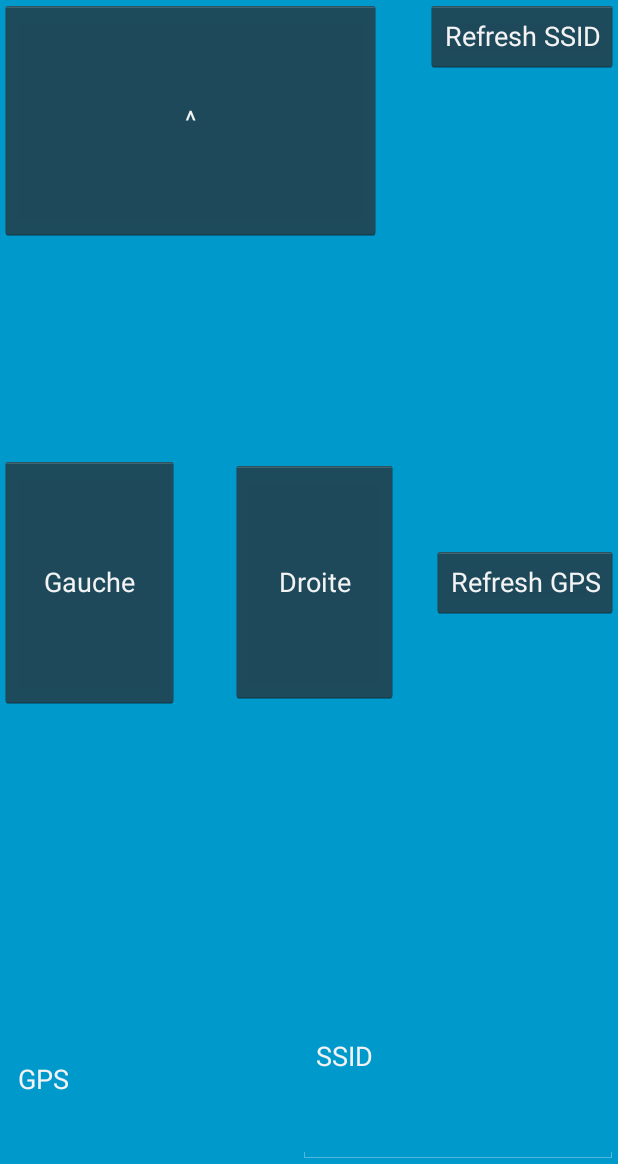
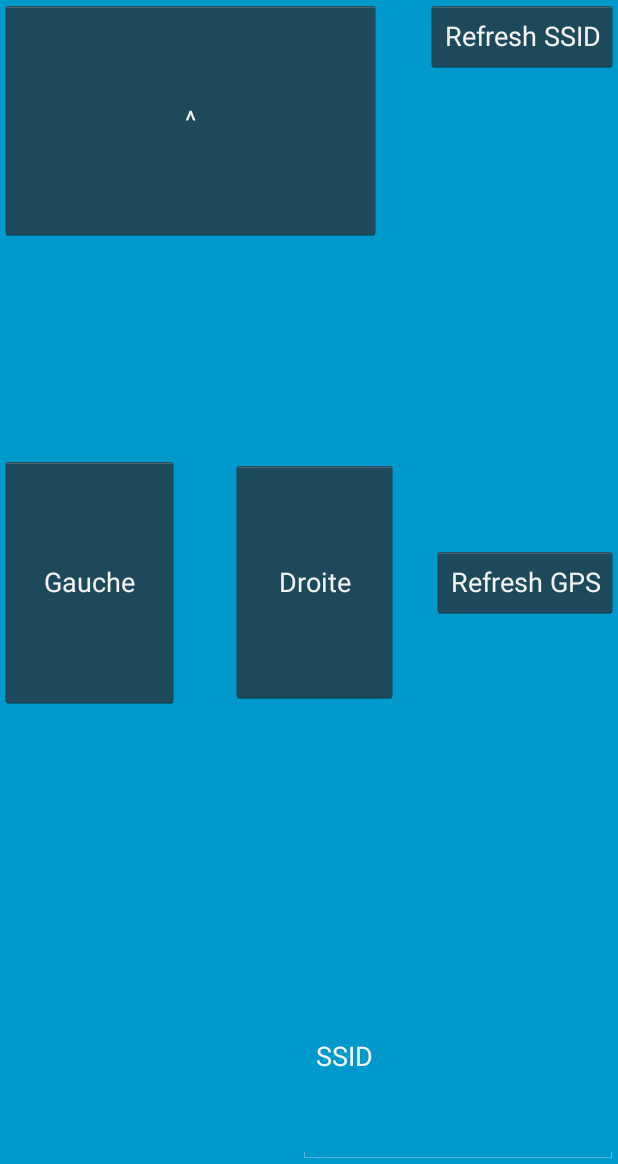
Before and after one commit to Pacane/robot, an Android app: the screen it shows after launch (FullscreenActivity), after a tap on "Refresh GPS", on a phone screen of 412 x 824 dp, the part 72-1236 px from its top. Run offline under Robolectric (Android 15) with nearby library versions, the phone set to English and light mode, and no system bars.

Commit message:
first commit

```diff
--- a/MyApplication/src/main/java/com/example/myapplication/FullscreenActivity.java
+++ b/MyApplication/src/main/java/com/example/myapplication/FullscreenActivity.java
@@ -133,7 +133,7 @@ public class FullscreenActivity extends Activity {
     }
 
     public void refreshGPS(View v) {
-        LocationManager gps = (LocationManager)getSystemService(Context.LOCATION_SERVICE);
+       /* LocationManager gps = (LocationManager)getSystemService(Context.LOCATION_SERVICE);
 
         if ( !gps.isProviderEnabled( LocationManager.GPS_PROVIDER ) ) {
             buildAlertMessageNoGps();
@@ -144,7 +144,7 @@ public class FullscreenActivity extends Activity {
         LocationListener mlocListener = new MyLocationListener(gpsView);
 
         gps.requestLocationUpdates(LocationManager.GPS_PROVIDER, 1000, 1, mlocListener);
-        gpsView.setText(gpsView.getText());
+        gpsView.setText(gpsView.getText());*/
     }
 
     private void buildAlertMessageNoGps() {
--- a/MyApplication/src/main/res/layout/activity_fullscreen.xml
+++ b/MyApplication/src/main/res/layout/activity_fullscreen.xml
@@ -51,8 +51,8 @@
             android:id="@+id/gps"
             android:layout_gravity="left|bottom"
             android:layout_marginTop="-13dp"
-            android:text="GPS"
-            android:layout_marginBottom="-33dp" />
+            android:layout_marginBottom="-33dp"
+            android:singleLine="false" />
 
         <EditText
             android:layout_width="wrap_content"
```
